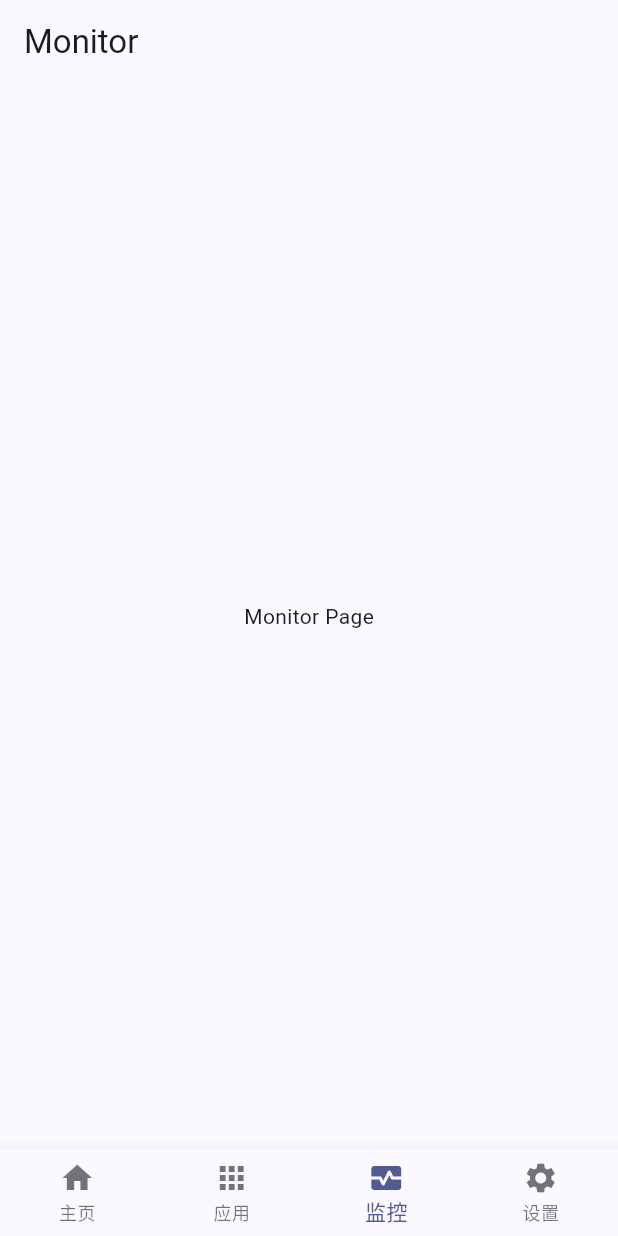
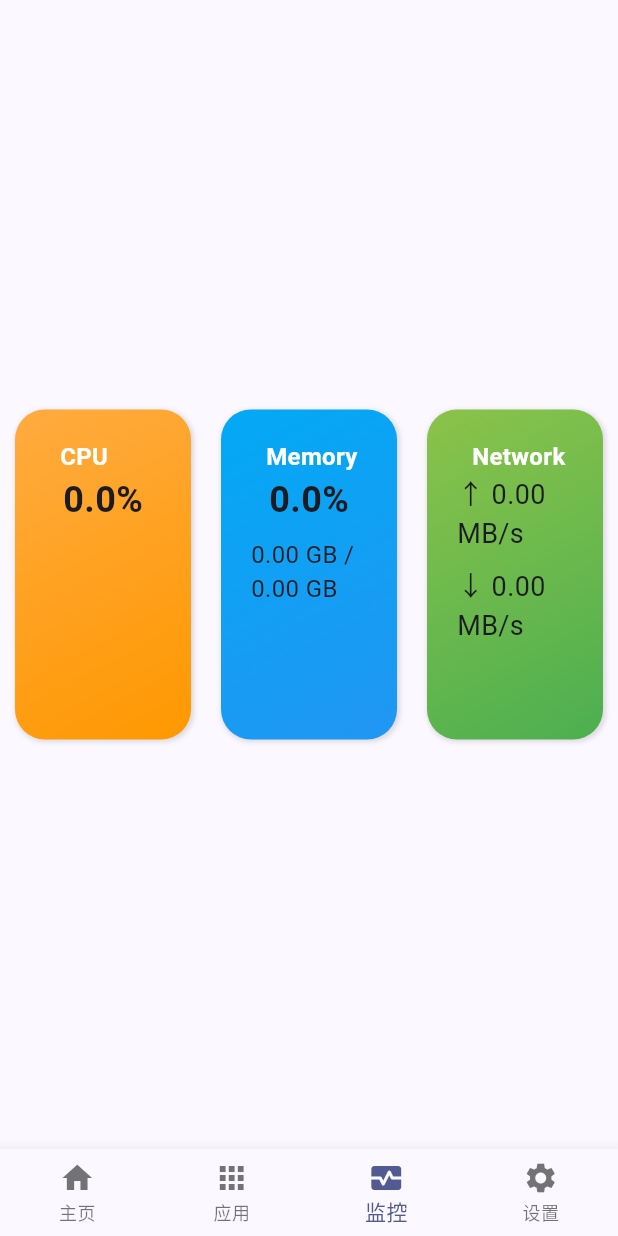
Before and after one commit to deov631/MyServer, a Flutter app: the HomeMonitorPage screen opened by its route, on a phone screen of 412 x 824 dp. Run offline on Flutter 3.47's test engine with Material 3 defaults, Android fonts, the phone set to English and light mode, and no system bars; our stand-ins replace go_router, web; network calls fail.

Commit message:
feat(home): 添加系统健康监控页面
- 新增 HealthMonitorModel、CpuInfo、MemoryInfo 和 NetworkInfo 数据模型
- 实现 HealthMonitorProvider 状态管理，支持自动刷新监控数据
- 创建 HealthMonitorService 服务层，封装与后端 API 的交互逻辑
- 实现前端监控页面 UI，展示 CPU、内存和网络使用情况
- 修改后端路由接口命名，将 /mem 改为 /memory，/internet 改为 /network
- 集成 Provider 到主页面框架，为监控组件提供状态管理支持

```diff
--- /dev/null
+++ b/frontend/lib/app/home/monitor/model.dart
@@ -0,0 +1,133 @@
+class HealthMonitorModel {
+  final CpuInfo cpu;
+  final MemoryInfo memory;
+  final NetworkInfo network;
+
+  HealthMonitorModel({
+    required this.cpu,
+    required this.memory,
+    required this.network,
+  });
+
+  factory HealthMonitorModel.fromJson({
+    Map<String, dynamic>? cpuJson,
+    Map<String, dynamic>? memoryJson,
+    Map<String, dynamic>? networkJson,
+  }) {
+    return HealthMonitorModel(
+      cpu: CpuInfo.fromJson(cpuJson ?? {}),
+      memory: MemoryInfo.fromJson(memoryJson ?? {}),
+      network: NetworkInfo.fromJson(networkJson ?? {}),
+    );
+  }
+
+  HealthMonitorModel copyWith({
+    CpuInfo? cpu,
+    MemoryInfo? memory,
+    NetworkInfo? network,
+  }) {
+    return HealthMonitorModel(
+      cpu: cpu ?? this.cpu,
+      memory: memory ?? this.memory,
+      network: network ?? this.network,
+    );
+  }
+}
+
+class CpuInfo {
+  final double percent;
+
+  CpuInfo({required this.percent});
+
+  factory CpuInfo.fromJson(Map<String, dynamic> json) {
+    return CpuInfo(
+      percent: (json['percent'] as num?)?.toDouble() ?? 0.0,
+    );
+  }
+
+  CpuInfo copyWith({double? percent}) {
+    return CpuInfo(
+      percent: percent ?? this.percent,
+    );
+  }
+
+  Map<String, dynamic> toJson() {
+    return {
+      'percent': percent,
+    };
+  }
+}
+
+class MemoryInfo {
+  final double percent;
+  final double usedGb;
+  final double totalGb;
+
+  MemoryInfo({
+    required this.percent,
+    required this.usedGb,
+    required this.totalGb,
+  });
+
+  factory MemoryInfo.fromJson(Map<String, dynamic> json) {
+    return MemoryInfo(
+      percent: (json['percent'] as num?)?.toDouble() ?? 0.0,
+      usedGb: (json['used_gb'] as num?)?.toDouble() ?? 0.0,
+      totalGb: (json['total_gb'] as num?)?.toDouble() ?? 0.0,
+    );
+  }
+
+  MemoryInfo copyWith({
+    double? percent,
+    double? usedGb,
+    double? totalGb,
+  }) {
+    return MemoryInfo(
+      percent: percent ?? this.percent,
+      usedGb: usedGb ?? this.usedGb,
+      totalGb: totalGb ?? this.totalGb,
+    );
+  }
+
+  Map<String, dynamic> toJson() {
+    return {
+      'percent': percent,
+      'used_gb': usedGb,
+      'total_gb': totalGb,
+    };
+  }
+}
+
+class NetworkInfo {
+  final double uploadMbps;
+  final double downloadMbps;
+
+  NetworkInfo({
+    required this.uploadMbps,
+    required this.downloadMbps,
+  });
+
+  factory NetworkInfo.fromJson(Map<String, dynamic> json) {
+    return NetworkInfo(
+      uploadMbps: (json['upload_mbps'] as num?)?.toDouble() ?? 0.0,
+      downloadMbps: (json['download_mbps'] as num?)?.toDouble() ?? 0.0,
+    );
+  }
+
+  NetworkInfo copyWith({
+    double? uploadMbps,
+    double? downloadMbps,
+  }) {
+    return NetworkInfo(
+      uploadMbps: uploadMbps ?? this.uploadMbps,
+      downloadMbps: downloadMbps ?? this.downloadMbps,
+    );
+  }
+
+  Map<String, dynamic> toJson() {
+    return {
+      'upload_mbps': uploadMbps,
+      'download_mbps': downloadMbps,
+    };
+  }
+}
--- a/frontend/lib/app/home/monitor/page.dart
+++ b/frontend/lib/app/home/monitor/page.dart
@@ -1,16 +1,150 @@
 import 'package:flutter/material.dart';
+import 'package:frontend/widget/floating.dart';
+import 'package:provider/provider.dart';
+import 'provider.dart';
+import 'model.dart';
 
-class HomeMonitorPage extends StatelessWidget {
+class HomeMonitorPage extends StatefulWidget {
   const HomeMonitorPage({super.key});
+
+  @override
+  State<HomeMonitorPage> createState() => _HomeMonitorPageState();
+}
+
+class _HomeMonitorPageState extends State<HomeMonitorPage> {
+  @override
+  void initState() {
+    super.initState();
+    // 页面加载时启动自动刷新
+    WidgetsBinding.instance.addPostFrameCallback((_) {
+      final provider = Provider.of<HealthMonitorProvider>(context, listen: false);
+      provider.startAutoRefresh();
+    });
+  }
+
+  @override
+  void dispose() {
+    // 页面销毁时停止自动刷新
+    final provider = Provider.of<HealthMonitorProvider>(context, listen: false);
+    provider.stopAutoRefresh();
+    super.dispose();
+  }
 
   @override
   Widget build(BuildContext context) {
     return Scaffold(
-      appBar: AppBar(
-        title: Text('Monitor'),
+      body: Column(
+        children: [
+          Spacer(),
+          Expanded(
+            flex: 2,
+            child: Row(
+              children: [
+                Expanded(
+                  child: Consumer<HealthMonitorProvider>(
+                    builder: (context, provider, child) {
+                      final cpuData = provider.healthData?.cpu ?? CpuInfo(percent: 0.0);
+                      return _buildCpuCard(cpuData);
+                    },
+                  ),
+                ),
+                Expanded(
+                  child: Consumer<HealthMonitorProvider>(
+                    builder: (context, provider, child) {
+                      final memoryData = provider.healthData?.memory ?? MemoryInfo(percent: 0.0, usedGb: 0.0, totalGb: 0.0);
+                      return _buildMemoryCard(memoryData);
+                    },
+                  ),
+                ),
+                Expanded(
+                  child: Consumer<HealthMonitorProvider>(
+                    builder: (context, provider, child) {
+                      final networkData = provider.healthData?.network ?? NetworkInfo(uploadMbps: 0.0, downloadMbps: 0.0);
+                      return _buildNetworkCard(networkData);
+                    },
+                  ),
+                ),
+              ],
+            ),
+          ),
+          Spacer()
+        ],
       ),
-      body: Center(
-        child: Text('Monitor Page'),
+    );
+  }
+
+  Widget _buildCpuCard(CpuInfo cpuData) {
+    return MyFloatingCard(
+      title: "CPU",
+      color1: Colors.orangeAccent,
+      color2: Colors.orange,
+      height: 240,
+      child: Center(
+        child: Column(
+          mainAxisAlignment: MainAxisAlignment.center,
+          children: [
+            Text(
+              "${cpuData.percent.toStringAsFixed(1)}%",
+              style: const TextStyle(
+                fontSize: 24,
+                fontWeight: FontWeight.bold,
+              ),
+            ),
+          ],
+        ),
+      ),
+    );
+  }
+
+  Widget _buildMemoryCard(MemoryInfo memoryData) {
+    return MyFloatingCard(
+      title: "Memory",
+      color1: Colors.lightBlue,
+      color2: Colors.blue,
+      height: 240,
+      child: Center(
+        child: Column(
+          mainAxisAlignment: MainAxisAlignment.center,
+          children: [
+            Text(
+              "${memoryData.percent.toStringAsFixed(1)}%",
+              style: const TextStyle(
+                fontSize: 24,
+                fontWeight: FontWeight.bold,
+              ),
+            ),
+            const SizedBox(height: 8),
+            Text(
+              "${memoryData.usedGb.toStringAsFixed(2)} GB / ${memoryData.totalGb.toStringAsFixed(2)} GB",
+              style: const TextStyle(fontSize: 16),
+            ),
+          ],
+        ),
+      ),
+    );
+  }
+
+  Widget _buildNetworkCard(NetworkInfo networkData) {
+    return MyFloatingCard(
+      title: "Network",
+      color1: Colors.lightGreen,
+      color2: Colors.green,
+      height: 240,
+      child: Center(
+        child: Column(
+          mainAxisAlignment: MainAxisAlignment.center,
+          children: [
+            Text(
+              "↑ ${networkData.uploadMbps.toStringAsFixed(2)} MB/s",
+              style: const TextStyle(fontSize: 18),
+            ),
+            const SizedBox(height: 8),
+            Text(
+              "↓ ${networkData.downloadMbps.toStringAsFixed(2)} MB/s",
+              style: const TextStyle(fontSize: 18),
+            ),
+          ],
+        ),
       ),
     );
   }
--- /dev/null
+++ b/frontend/lib/app/home/monitor/service.dart
@@ -0,0 +1,85 @@
+import 'dart:convert';
+import 'package:http/http.dart' as http;
+import 'package:frontend/config/api.dart';
+import 'model.dart';
+
+class HealthMonitorService {
+  // 使用异步方法获取基础 URL
+  static Future<String> getBaseUrl() async {
+    final baseUrl = await ApiConfig.getBaseUrl();
+    return 'http://$baseUrl/api/health';
+  }
+
+  // GET /cpu - 获取 CPU 信息
+  Future<CpuInfo?> getCpuInfo() async {
+    try {
+      final url = await getBaseUrl();
+      final response = await http.get(
+        Uri.parse('$url/cpu'),
+        headers: {'Content-Type': 'application/json'},
+      );
+
+      if (response.statusCode == 200) {
+        final data = jsonDecode(response.body);
+        return CpuInfo.fromJson(data);
+      } else {
+        throw Exception('Failed to load CPU info: ${response.statusCode}');
+      }
+    } catch (e) {
+      throw Exception('Error getting CPU info: $e');
+    }
+  }
+
+  // GET /memory - 获取内存信息
+  Future<MemoryInfo?> getMemoryInfo() async {
+    try {
+      final url = await getBaseUrl();
+      final response = await http.get(
+        Uri.parse('$url/memory'),
+        headers: {'Content-Type': 'application/json'},
+      );
+
+      if (response.statusCode == 200) {
+        final data = jsonDecode(response.body);
+        return MemoryInfo.fromJson(data);
+      } else {
+        throw Exception('Failed to load memory info: ${response.statusCode}');
+      }
+    } catch (e) {
+      throw Exception('Error getting memory info: $e');
+    }
+  }
+
+  // GET /network - 获取网络信息
+  Future<NetworkInfo?> getNetworkInfo() async {
+    try {
+      final url = await getBaseUrl();
+      final response = await http.get(
+        Uri.parse('$url/network'),
+        headers: {'Content-Type': 'application/json'},
+      );
+
+      if (response.statusCode == 200) {
+        final data = jsonDecode(response.body);
+        return NetworkInfo.fromJson(data);
+      } else {
+        throw Exception('Failed to load network info: ${response.statusCode}');
+      }
+    } catch (e) {
+      throw Exception('Error getting network info: $e');
+    }
+  }
+
+  // 获取所有健康监控信息
+  Future<HealthMonitorModel> getAllHealthInfo() async {
+    final cpu = await getCpuInfo();
+    final memory = await getMemoryInfo();
+    final network = await getNetworkInfo();
+
+    return HealthMonitorModel(
+      cpu: cpu ?? CpuInfo(percent: 0.0),
+      memory: memory ?? MemoryInfo(percent: 0.0, usedGb: 0.0, totalGb: 0.0),
+      network: network ?? NetworkInfo(uploadMbps: 0.0, downloadMbps: 0.0),
+    );
+  }
+}
--- a/frontend/lib/app/home/page.dart
+++ b/frontend/lib/app/home/page.dart
@@ -1,6 +1,8 @@
 import 'package:flutter/material.dart';
 import 'package:frontend/widget/responsive.dart';
 import 'package:go_router/go_router.dart';
+import 'package:provider/provider.dart';
+import 'monitor/provider.dart' show HealthMonitorProvider;
 
 class HomeLayoutPage extends StatefulWidget {
   final GoRouterState state;
@@ -53,7 +55,7 @@ class _HomeLayoutPageState extends State<HomeLayoutPage> with MyResponsiveLayout
               ],
             ),
           ),
-          Expanded(child: widget.child),
+          buildChild(context),
         ],
       ),
     );
@@ -62,7 +64,7 @@ class _HomeLayoutPageState extends State<HomeLayoutPage> with MyResponsiveLayout
   @override
   Widget buildMobile(BuildContext context) {
     return Scaffold(
-      body: widget.child,
+      body: buildChild(context),
       bottomNavigationBar: BottomNavigationBar(
         type: BottomNavigationBarType.fixed,
         currentIndex: _selectedIndex,
@@ -80,6 +82,15 @@ class _HomeLayoutPageState extends State<HomeLayoutPage> with MyResponsiveLayout
     );
   }
 
+  Widget buildChild(BuildContext context) {
+    return MultiProvider(
+      providers: [
+        ChangeNotifierProvider(create: (context) => HealthMonitorProvider()),
+      ],
+      child: Expanded(child: widget.child),
+    );
+  }
+
   void _onDestinationSelected(int index) {
     _navigateTo(_navItems[index]['route']);
   }
```
Also changed, not shown: frontend/lib/app/home/monitor/provider.dart (added, +70 -0 lines), 1 other file.
